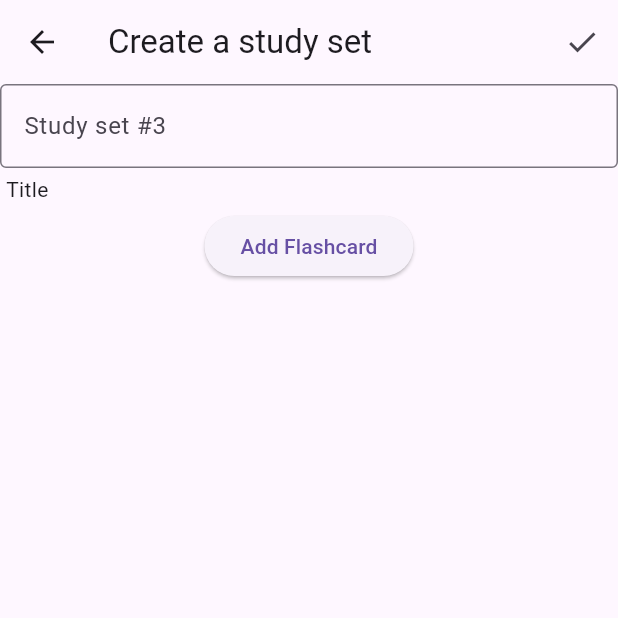
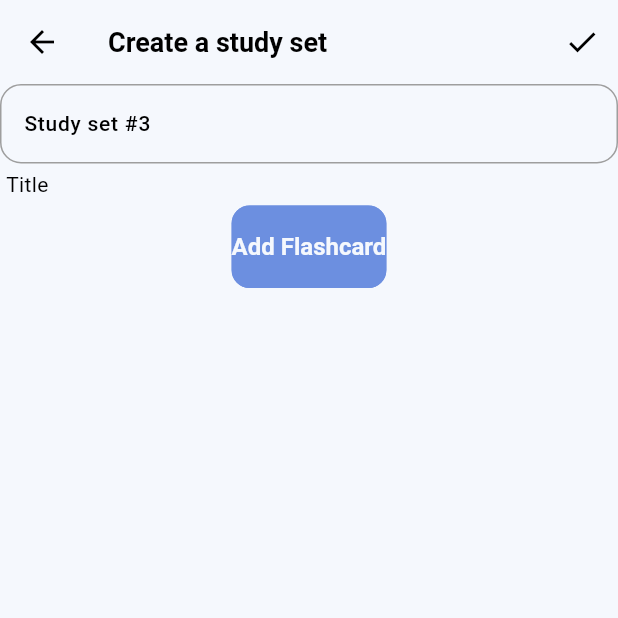
Before and after one commit to huiwzg/MAD_Flutter, a Flutter app: the CreatePage screen opened directly, on a phone screen of 412 x 824 dp, the top half of it. Run offline on Flutter 3.47's test engine with Material 3 defaults, Android fonts, the phone set to English and light mode, and no system bars; our stand-ins replace fluttertoast, logger, sqflite; accounts and stored records are empty.

Commit message:
Icon & Themes
1. Changed the icon for a personalized one.
2. Created two themes, a light and dark one, that changes depending on the user's phone theme

```diff
--- a/mad_flutter/lib/main.dart
+++ b/mad_flutter/lib/main.dart
@@ -2,6 +2,7 @@ import 'package:flutter/material.dart';
 import 'package:mad_flutter/create.dart';
 import 'package:mad_flutter/library.dart';
 import 'package:mad_flutter/home.dart';
+import 'package:mad_flutter/theme/theme.dart';
 
 void main() {
   runApp(const MyApp());
@@ -16,6 +17,9 @@ class MyApp extends StatelessWidget {
     return MaterialApp(
       title: 'Flutter Demo',
       home: MainScreen(),
+      themeMode: ThemeMode.system,
+      theme: AppTheme.lightTheme,
+      darkTheme: AppTheme.darkTheme,
     );
   }
 }
--- /dev/null
+++ b/mad_flutter/lib/theme/custom_themes/AppColors.dart
@@ -0,0 +1,12 @@
+import 'package:flutter/material.dart';
+
+class AppColors {
+  static const Color blue = Color(0xFF6C8FE0);
+  static const Color purple = Color(0xFF886CE0);
+  static const Color lilac = Color(0xFFC76CE0);
+  static const Color pink = Color(0xFFE06CBB);
+  static const Color salmon = Color(0xFFE06C7C);
+  static const Color yellow = Color(0xFFE0AA6C);
+  static const Color white = Color(0xFFF5F8FD);
+
+}
--- /dev/null
+++ b/mad_flutter/lib/theme/custom_themes/appbar_theme.dart
@@ -0,0 +1,28 @@
+import 'package:flutter/material.dart';
+
+class TAppbarTheme {
+  TAppbarTheme._();
+
+  static const lightAppbarTheme = AppBarTheme(
+    elevation: 0,
+    centerTitle: false,
+    scrolledUnderElevation: 0,
+    backgroundColor: Colors.transparent,
+    surfaceTintColor: Colors.transparent,
+    iconTheme: IconThemeData(color: Colors.black, size: 24),
+    actionsIconTheme: IconThemeData(color: Colors.black, size: 24),
+    titleTextStyle: TextStyle(fontSize: 18.0, fontWeight: FontWeight.w600, color: Colors.black),
+  );
+
+  static const darkAppbarTheme = AppBarTheme(
+    elevation: 0,
+    centerTitle: false,
+    scrolledUnderElevation: 0,
+    backgroundColor: Colors.transparent,
+    surfaceTintColor: Colors.transparent,
+    iconTheme: IconThemeData(color: Colors.black, size: 24),
+    actionsIconTheme: IconThemeData(color: Colors.white, size: 24),
+    titleTextStyle: TextStyle(fontSize: 18.0, fontWeight: FontWeight.w600, color: Colors.white),
+  );
+
+}
--- /dev/null
+++ b/mad_flutter/lib/theme/custom_themes/bottom_sheet_theme.dart
@@ -0,0 +1,22 @@
+import 'package:flutter/material.dart';
+import 'package:mad_flutter/theme/custom_themes/AppColors.dart';
+
+class TBottomSheetTheme {
+  TBottomSheetTheme._();
+
+  static BottomSheetThemeData lightBottomSheetTheme = BottomSheetThemeData(
+    showDragHandle: true,
+    backgroundColor: AppColors.white,
+    modalBackgroundColor: AppColors.white,
+    constraints: const BoxConstraints(minWidth: double.infinity),
+    shape: RoundedRectangleBorder(borderRadius: BorderRadius.circular(16)),
+  );
+
+  static BottomSheetThemeData darkBottomSheetTheme = BottomSheetThemeData(
+    showDragHandle: true,
+    backgroundColor: Colors.black,
+    modalBackgroundColor: Colors.black,
+    constraints: const BoxConstraints(minWidth: double.infinity),
+    shape: RoundedRectangleBorder(borderRadius: BorderRadius.circular(16)),
+  );
+}
--- /dev/null
+++ b/mad_flutter/lib/theme/custom_themes/checkbox_theme.dart
@@ -0,0 +1,42 @@
+import 'package:flutter/material.dart';
+import 'package:mad_flutter/theme/custom_themes/AppColors.dart';
+
+class TCheckboxTheme {
+  TCheckboxTheme._();
+
+  static CheckboxThemeData lightCheckboxTheme = CheckboxThemeData(
+    shape: RoundedRectangleBorder(borderRadius: BorderRadius.circular(4)),
+    checkColor: MaterialStateProperty.resolveWith((states) {
+      if(states.contains(MaterialState.selected)) {
+        return Colors.white;
+      } else {
+        return Colors.black;
+      }
+    }),
+    fillColor: MaterialStateProperty.resolveWith((states) {
+      if (states.contains(MaterialState.selected)) {
+        return AppColors.blue;
+      } else {
+        return Colors.transparent;
+      }
+    }),
+  );
+
+  static CheckboxThemeData darkCheckboxTheme = CheckboxThemeData(
+    shape: RoundedRectangleBorder(borderRadius: BorderRadius.circular(4)),
+    checkColor: MaterialStateProperty.resolveWith((states) {
+      if(states.contains(MaterialState.selected)) {
+        return Colors.white;
+      } else {
+        return Colors.black;
+      }
+    }),
+    fillColor: MaterialStateProperty.resolveWith((states) {
+      if (states.contains(MaterialState.selected)) {
+        return AppColors.blue;
+      } else {
+        return Colors.transparent;
+      }
+    }),
+  );
+}
--- /dev/null
+++ b/mad_flutter/lib/theme/custom_themes/chip_theme.dart
@@ -0,0 +1,22 @@
+import 'package:flutter/material.dart';
+import 'package:mad_flutter/theme/custom_themes/AppColors.dart';
+
+class TChipTheme {
+  TChipTheme._();
+
+  static ChipThemeData lightChipTheme = ChipThemeData(
+    disabledColor: Colors.grey.withOpacity(0.4),
+    labelStyle: const TextStyle(color: Colors.black),
+    selectedColor: AppColors.blue,
+    padding: const EdgeInsets.symmetric(horizontal: 12.0, vertical: 12),
+    checkmarkColor: AppColors.white,
+  );
+
+  static ChipThemeData darkChipTheme = const ChipThemeData(
+    disabledColor: Colors.grey,
+    labelStyle: TextStyle(color: AppColors.white),
+    selectedColor: AppColors.blue,
+    padding: EdgeInsets.symmetric(horizontal: 12.0, vertical: 12),
+    checkmarkColor: AppColors.white,
+  );
+}
--- /dev/null
+++ b/mad_flutter/lib/theme/custom_themes/elevated_button_theme.dart
@@ -0,0 +1,34 @@
+import 'package:flutter/material.dart';
+import 'package:mad_flutter/theme/custom_themes/AppColors.dart';
+
+class TElevatedButtonTheme {
+  TElevatedButtonTheme._();
+
+  static final lightElevatedButtonTheme = ElevatedButtonThemeData(
+    style: ElevatedButton.styleFrom(
+      elevation: 0,
+      foregroundColor: AppColors.white,
+      backgroundColor: AppColors.blue,
+      disabledForegroundColor: Colors.grey,
+      disabledBackgroundColor: Colors.grey,
+      side: const BorderSide(color: AppColors.blue),
+      padding: const EdgeInsets.symmetric(vertical: 18),
+      textStyle: const TextStyle(fontSize: 16, color: AppColors.white, fontWeight: FontWeight.w600),
+      shape: RoundedRectangleBorder(borderRadius: BorderRadius.circular(12)),
+    ),
+  );
+
+  static final darkElevatedButtonTheme = ElevatedButtonThemeData(
+    style: ElevatedButton.styleFrom(
+      elevation: 0,
+      foregroundColor: AppColors.white,
+      backgroundColor: AppColors.blue,
+      disabledForegroundColor: Colors.grey,
+      disabledBackgroundColor: Colors.grey,
+      side: const BorderSide(color: AppColors.blue),
+      padding: const EdgeInsets.symmetric(vertical: 18),
+      textStyle: const TextStyle(fontSize: 16, color: AppColors.white, fontWeight: FontWeight.w600),
+      shape: RoundedRectangleBorder(borderRadius: BorderRadius.circular(12)),
+    ),
+  );
+}
--- /dev/null
+++ b/mad_flutter/lib/theme/custom_themes/outlined_button_theme.dart
@@ -0,0 +1,28 @@
+import 'package:mad_flutter/theme/custom_themes/AppColors.dart';
+import 'package:flutter/material.dart';
+
+class TOutlinedButtonTheme {
+  TOutlinedButtonTheme._();
+
+  static final lightOutLinedButtonTheme = OutlinedButtonThemeData (
+    style: OutlinedButton.styleFrom(
+      elevation: 0,
+      foregroundColor: Colors.black,
+      side: const BorderSide(color: AppColors.blue),
+      textStyle: const TextStyle(fontSize: 16, color: Colors.black, fontWeight: FontWeight.w600),
+      padding: const EdgeInsets.symmetric(vertical: 16, horizontal: 20),
+      shape: RoundedRectangleBorder(borderRadius: BorderRadius.circular(14)),
+    ),
+  );
+
+  static final darkOutLinedButtonTheme = OutlinedButtonThemeData (
+    style: OutlinedButton.styleFrom(
+      elevation: 0,
+      foregroundColor: AppColors.white,
+      side: const BorderSide(color: AppColors.blue),
+      textStyle: const TextStyle(fontSize: 16, color: AppColors.white, fontWeight: FontWeight.w600),
+      padding: const EdgeInsets.symmetric(vertical: 16, horizontal: 20),
+      shape: RoundedRectangleBorder(borderRadius: BorderRadius.circular(14)),
+    ),
+  );
+}
--- /dev/null
+++ b/mad_flutter/lib/theme/custom_themes/text_field_theme.dart
@@ -0,0 +1,68 @@
+import 'package:flutter/material.dart';
+import 'package:mad_flutter/theme/custom_themes/AppColors.dart';
+
+class TTextFormatFielTheme {
+  TTextFormatFielTheme._();
+
+  static InputDecorationTheme lightInputDecorationTheme = InputDecorationTheme(
+    errorMaxLines: 3,
+    prefixIconColor: Colors.grey,
+    suffixIconColor: Colors.grey,
+
+    labelStyle: const TextStyle().copyWith(fontSize: 14, color: Colors.black),
+    hintStyle: const TextStyle().copyWith(fontSize: 14, color: Colors.black),
+    errorStyle: const TextStyle().copyWith(fontStyle: FontStyle.normal),
+    floatingLabelStyle: const TextStyle().copyWith(color: Colors.black.withOpacity(0.8)),
+    border: const OutlineInputBorder().copyWith(
+      borderRadius: BorderRadius.circular(14),
+      borderSide: const BorderSide(width: 1, color: Colors.grey),
+    ),
+    enabledBorder: const OutlineInputBorder().copyWith(
+      borderRadius: BorderRadius.circular(14),
+      borderSide: const BorderSide(width: 1, color: Colors.grey),
+    ),
+    focusedBorder: const OutlineInputBorder().copyWith(
+      borderRadius: BorderRadius.circular(14),
+      borderSide: const BorderSide(width: 1, color: Colors.black12),
+    ),
+    errorBorder: const OutlineInputBorder().copyWith(
+      borderRadius: BorderRadius.circular(14),
+      borderSide: const BorderSide(width: 1, color: Colors.red),
+    ),
+    focusedErrorBorder: const OutlineInputBorder().copyWith(
+      borderRadius: BorderRadius.circular(14),
+      borderSide: const BorderSide(width: 1, color: Colors.orange),
+    )
+  );
+
+  static InputDecorationTheme darkInputDecorationTheme = InputDecorationTheme(
+      errorMaxLines: 3,
+      prefixIconColor: Colors.grey,
+      suffixIconColor: Colors.grey,
+
+      labelStyle: const TextStyle().copyWith(fontSize: 14, color: AppColors.white),
+      hintStyle: const TextStyle().copyWith(fontSize: 14, color: AppColors.white),
+      errorStyle: const TextStyle().copyWith(fontStyle: FontStyle.normal),
+      floatingLabelStyle: const TextStyle().copyWith(color: Colors.black.withOpacity(0.8)),
+      border: const OutlineInputBorder().copyWith(
+        borderRadius: BorderRadius.circular(14),
+        borderSide: const BorderSide(width: 1, color: Colors.grey),
+      ),
+      enabledBorder: const OutlineInputBorder().copyWith(
+        borderRadius: BorderRadius.circular(14),
+        borderSide: const BorderSide(width: 1, color: Colors.grey),
+      ),
+      focusedBorder: const OutlineInputBorder().copyWith(
+        borderRadius: BorderRadius.circular(14),
+        borderSide: const BorderSide(width: 1, color: AppColors.white),
+      ),
+      errorBorder: const OutlineInputBorder().copyWith(
+        borderRadius: BorderRadius.circular(14),
+        borderSide: const BorderSide(width: 1, color: Colors.red),
+      ),
+      focusedErrorBorder: const OutlineInputBorder().copyWith(
+        borderRadius: BorderRadius.circular(14),
+        borderSide: const BorderSide(width: 1, color: Colors.orange),
+      )
+  );
+}
--- /dev/null
+++ b/mad_flutter/lib/theme/custom_themes/text_theme.dart
@@ -0,0 +1,38 @@
+import 'package:flutter/material.dart';
+
+class TTextTheme {
+  TTextTheme._();
+
+  static TextTheme lightTextTheme = TextTheme(
+    headlineLarge: const TextStyle().copyWith(fontSize: 32.0, fontWeight: FontWeight.bold, color: Colors.black),
+    headlineMedium: const TextStyle().copyWith(fontSize: 24.0, fontWeight: FontWeight.w600, color: Colors.black),
+    headlineSmall: const TextStyle().copyWith(fontSize: 18.0, fontWeight: FontWeight.w600, color: Colors.black),
+
+    titleLarge: const TextStyle().copyWith(fontSize: 16.0, fontWeight: FontWeight.w600, color: Colors.black),
+    titleMedium: const TextStyle().copyWith(fontSize: 16.0, fontWeight: FontWeight.w500, color: Colors.black),
+    titleSmall: const TextStyle().copyWith(fontSize: 16.0, fontWeight: FontWeight.w400, color: Colors.black),
+
+    bodyLarge: const TextStyle().copyWith(fontSize: 14.0, fontWeight: FontWeight.w500, color: Colors.black),
+    bodyMedium: const TextStyle().copyWith(fontSize: 14.0, fontWeight: FontWeight.normal, color: Colors.black),
+    bodySmall: const TextStyle().copyWith(fontSize: 14.0, fontWeight: FontWeight.w600, color: Colors.black.withOpacity(0.5)),
+
+    labelLarge: const TextStyle().copyWith(fontSize: 12.0, fontWeight: FontWeight.normal, color: Colors.black),
+    labelMedium: const TextStyle().copyWith(fontSize: 12.0, fontWeight: FontWeight.normal, color: Colors.black.withOpacity(0.5)),
+  );
+  static TextTheme darkTextTheme = TextTheme(
+      headlineLarge: const TextStyle().copyWith(fontSize: 32.0, fontWeight: FontWeight.bold, color: Colors.white),
+      headlineMedium: const TextStyle().copyWith(fontSize: 24.0, fontWeight: FontWeight.w600, color: Colors.white),
+      headlineSmall: const TextStyle().copyWith(fontSize: 18.0, fontWeight: FontWeight.w600, color: Colors.white),
+
+      titleLarge: const TextStyle().copyWith(fontSize: 16.0, fontWeight: FontWeight.w600, color: Colors.white),
+      titleMedium: const TextStyle().copyWith(fontSize: 16.0, fontWeight: FontWeight.w500, color: Colors.white),
+      titleSmall: const TextStyle().copyWith(fontSize: 16.0, fontWeight: FontWeight.w400, color: Colors.white),
+
+      bodyLarge: const TextStyle().copyWith(fontSize: 14.0, fontWeight: FontWeight.w500, color: Colors.white),
+      bodyMedium: const TextStyle().copyWith(fontSize: 14.0, fontWeight: FontWeight.normal, color: Colors.white),
+      bodySmall: const TextStyle().copyWith(fontSize: 14.0, fontWeight: FontWeight.w600, color: Colors.white.withOpacity(0.5)),
+
+      labelLarge: const TextStyle().copyWith(fontSize: 12.0, fontWeight: FontWeight.normal, color: Colors.white),
+      labelMedium: const TextStyle().copyWith(fontSize: 12.0, fontWeight: FontWeight.normal, color: Colors.white.withOpacity(0.5)),
+  );
+}
--- /dev/null
+++ b/mad_flutter/lib/theme/theme.dart
@@ -0,0 +1,46 @@
+import 'package:flutter/material.dart';
+import 'package:mad_flutter/theme/custom_themes//text_theme.dart';
+import 'package:mad_flutter/theme/custom_themes/elevated_button_theme.dart';
+import 'package:mad_flutter/theme/custom_themes/AppColors.dart';
+import 'package:mad_flutter/theme/custom_themes/appbar_theme.dart';
+import 'package:mad_flutter/theme/custom_themes/bottom_sheet_theme.dart';
+import 'package:mad_flutter/theme/custom_themes/checkbox_theme.dart';
+import 'package:mad_flutter/theme/custom_themes/chip_theme.dart';
+import 'package:mad_flutter/theme/custom_themes/outlined_button_theme.dart';
+import 'package:mad_flutter/theme/custom_themes/text_field_theme.dart';
+
+class AppTheme {
+  AppTheme._();
+
+  static ThemeData lightTheme = ThemeData(
+    useMaterial3: true,
+    brightness: Brightness.light,
+    primaryColor: AppColors.blue,
+    scaffoldBackgroundColor: AppColors.white,
+    textTheme: TTextTheme.lightTextTheme,
+    chipTheme: TChipTheme.lightChipTheme,
+    appBarTheme: TAppbarTheme.lightAppbarTheme,
+    checkboxTheme: TCheckboxTheme.lightCheckboxTheme,
+    bottomSheetTheme: TBottomSheetTheme.lightBottomSheetTheme,
+    elevatedButtonTheme: TElevatedButtonTheme.lightElevatedButtonTheme,
+    outlinedButtonTheme: TOutlinedButtonTheme.lightOutLinedButtonTheme,
+    inputDecorationTheme: TTextFormatFielTheme.lightInputDecorationTheme,
+  );
+
+
+  static ThemeData darkTheme = ThemeData (
+    useMaterial3: true,
+    brightness: Brightness.dark,
+    primaryColor: AppColors.blue,
+    scaffoldBackgroundColor: Colors.black26,
+    textTheme: TTextTheme.darkTextTheme,
+    chipTheme: TChipTheme.darkChipTheme,
+    appBarTheme: TAppbarTheme.darkAppbarTheme,
+    checkboxTheme: TCheckboxTheme.darkCheckboxTheme,
+    bottomSheetTheme: TBottomSheetTheme.darkBottomSheetTheme,
+    elevatedButtonTheme: TElevatedButtonTheme.darkElevatedButtonTheme,
+    outlinedButtonTheme: TOutlinedButtonTheme.darkOutLinedButtonTheme,
+    inputDecorationTheme: TTextFormatFielTheme.darkInputDecorationTheme,
+  );
+
+}
--- a/mad_flutter/pubspec.yaml
+++ b/mad_flutter/pubspec.yaml
@@ -52,6 +52,7 @@ dev_dependencies:
   # package. See that file for information about deactivating specific lint
   # rules and activating additional ones.
   flutter_lints: ^5.0.0
+  flutter_launcher_icons: ^0.13.1
 
 # For information on the generic Dart part of this file, see the
 # following page: https://dart.dev/tools/pub/pubspec
@@ -94,3 +95,7 @@ flutter:
   #
   # For details regarding fonts from package dependencies,
   # see https://flutter.dev/to/font-from-package
+
+flutter_icons:
+  android: true
+  image_path: "assets/icon/app_icon.png"
```
Also changed, not shown: mad_flutter/assets/icon/app_icon.png (added), mad_flutter/pubspec.lock, 5 other files.
